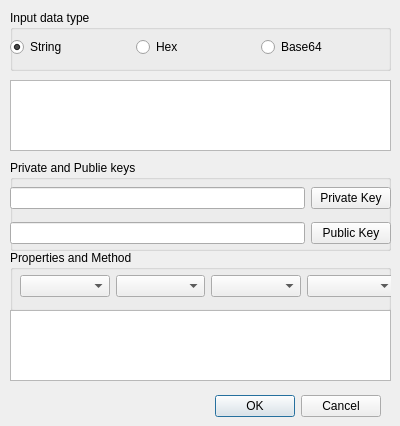
First picture: the form in BerViewer/sign_verify_dlg.ui, repository jykim74/BerEditor, before the edit.
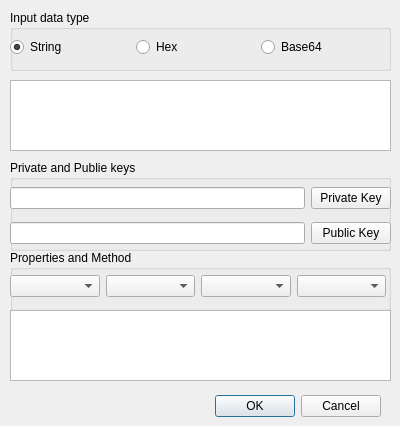
Second picture: the form after the edit.

The edit to the form file:
```diff
--- a/BerViewer/sign_verify_dlg.ui
+++ b/BerViewer/sign_verify_dlg.ui
@@ -148,7 +148,7 @@
    <widget class="QWidget" name="gridLayoutWidget_3">
     <property name="geometry">
      <rect>
-      <x>10</x>
+      <x>0</x>
       <y>20</y>
       <width>376</width>
       <height>32</height>
```
